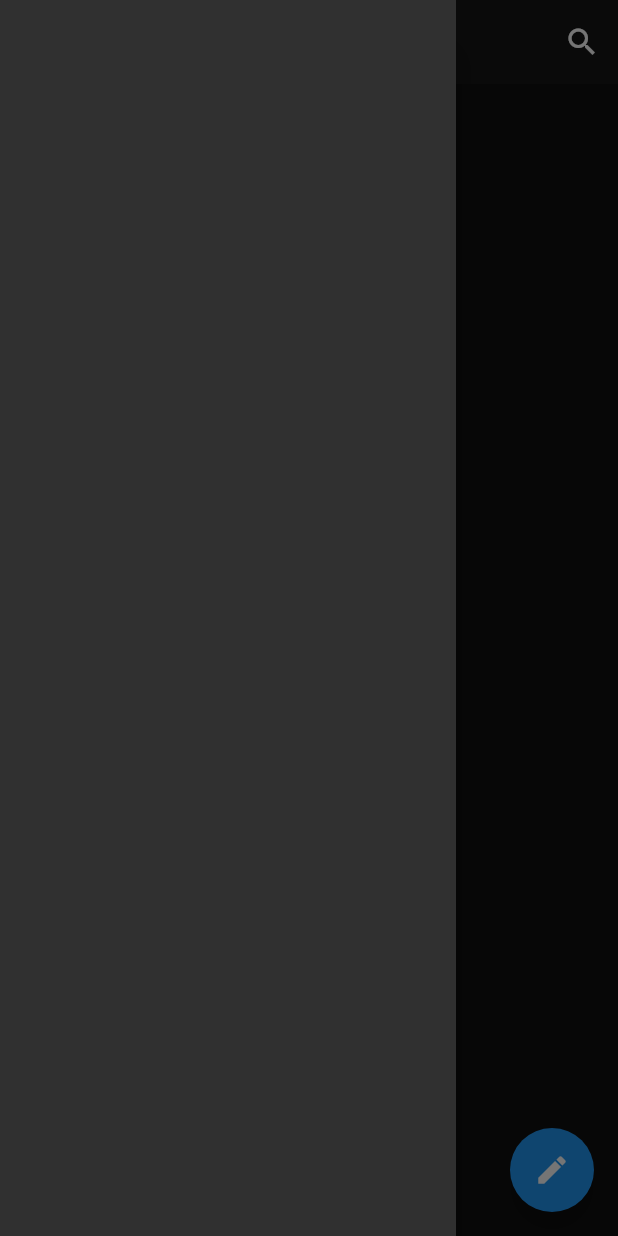
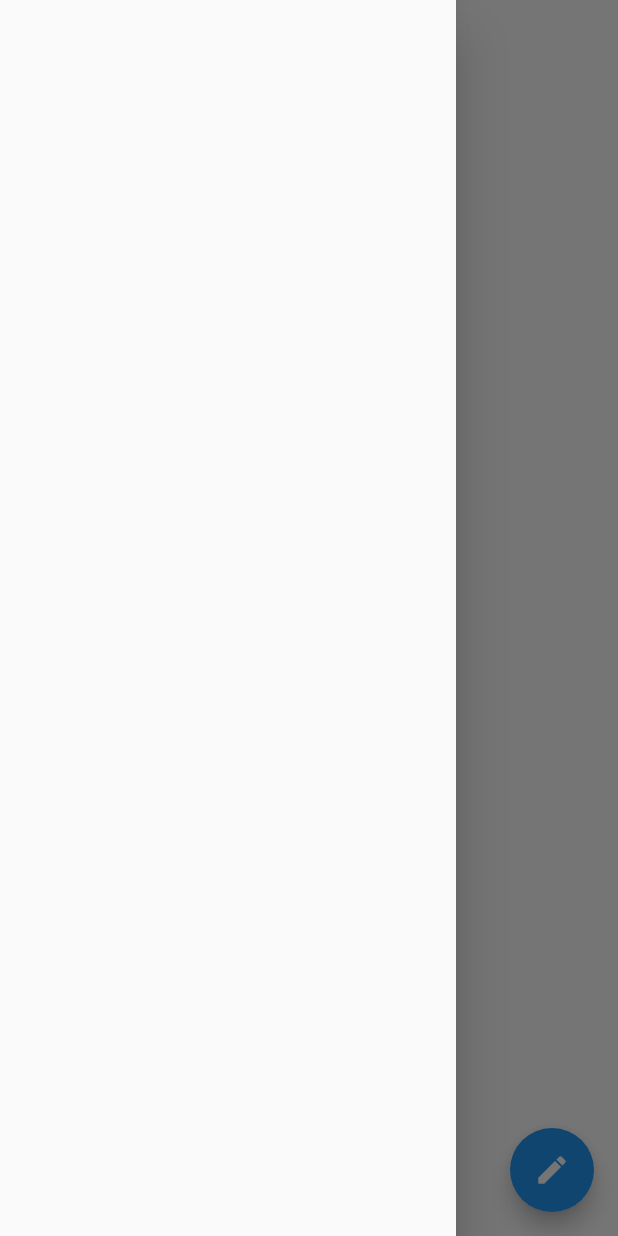
Before and after one commit to kekland/flutter_messaging_app_sample, a Flutter app: the screen it shows after launch, with the side drawer open, on a phone screen of 412 x 824 dp. Run offline on Flutter 3.47's test engine with Material 2 defaults, Android fonts, the phone set to English and light mode, and no system bars; accounts and stored records are empty; network calls fail; statements that could not run were skipped.

Commit message:
impl: chat list almost done

```diff
--- a/lib/main.dart
+++ b/lib/main.dart
@@ -20,6 +20,7 @@ class MyApp extends StatelessWidget {
           elevation: 0.0,
         ),
         scaffoldBackgroundColor: Colors.white,
+        dividerColor: Colors.black12,
       );
 
   ThemeData get darkThemeData => ThemeData(
@@ -33,6 +34,7 @@ class MyApp extends StatelessWidget {
           elevation: 0.0,
         ),
         scaffoldBackgroundColor: Color(0xFF101010),
+        dividerColor: Colors.black54,
       );
 
   // This widget is the root of your application.
@@ -59,7 +61,7 @@ class MyApp extends StatelessWidget {
       ],
       builder: (context, _) => MaterialApp(
         title: 'Messenger',
-        theme: darkThemeData,
+        theme: lightThemeData,
         home: ChatListPage(),
       ),
     );
--- a/lib/pages/ChatListPage.dart
+++ b/lib/pages/ChatListPage.dart
@@ -60,9 +60,13 @@ class _ChatListPageState extends State<ChatListPage>
     Widget body;
 
     if (value != null) {
-      body = ListView.builder(
+      body = ListView.separated(
         itemCount: value.length,
         itemBuilder: (context, i) => ChatListItem(chat: value[i]),
+        separatorBuilder: (context, i) => Padding(
+          padding: const EdgeInsets.only(left: 72.0),
+          child: Divider(height: 1),
+        ),
       );
     } else {
       body = Center(child: CircularProgressIndicator());
```
Also changed, not shown: lib/api/MockApi.dart (+17 -8 lines).
